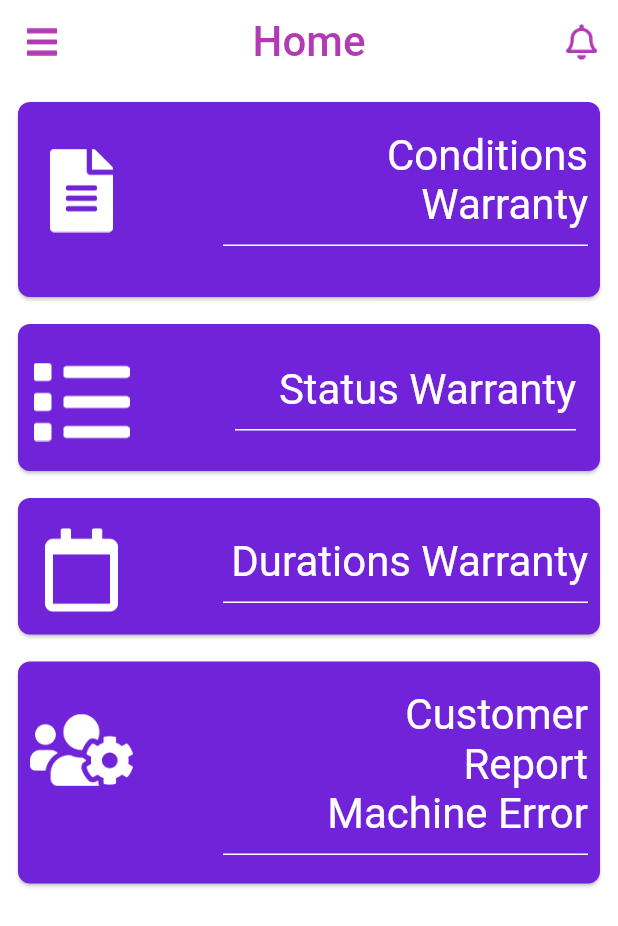
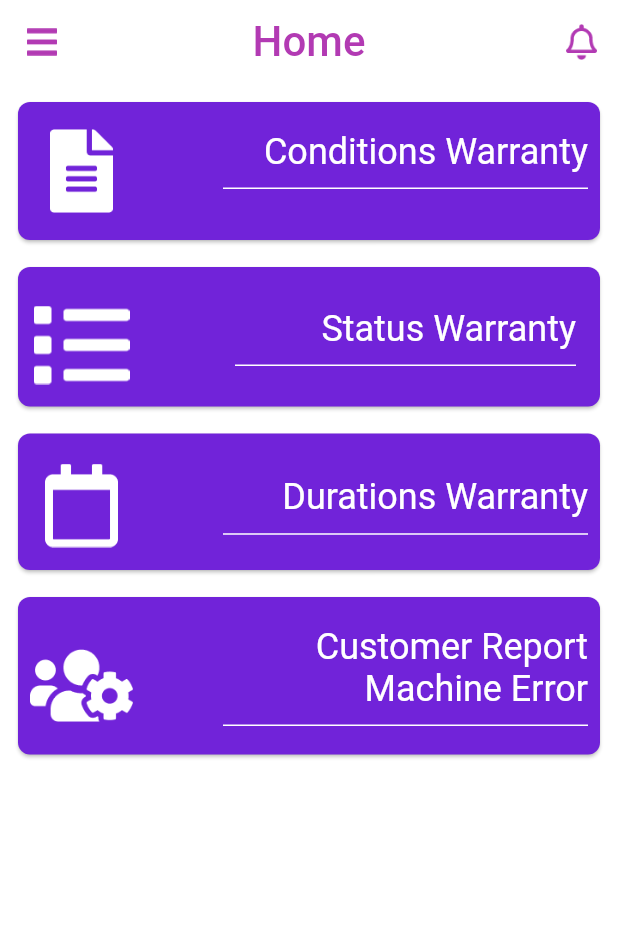
Before and after one commit to tanvu2804/project-internship, a Flutter app: the Home screen opened by its route, on a phone screen of 412 x 824 dp. Shown: the top 926 px of the screen. Run offline on Flutter 3.47's test engine with Material 2 defaults, Android fonts, the phone set to English and light mode, and no system bars.

Commit message:
[fix home]

```diff
--- a/lib/modules/home/view/home_view.dart
+++ b/lib/modules/home/view/home_view.dart
@@ -75,7 +75,7 @@ class Home extends StatelessWidget {
                           HomeString.CONDITIONS_WARRANTY,
                           textAlign: TextAlign.right,
                           style:
-                              TextStyle(color: AppColors.white, fontSize: 28),
+                              TextStyle(color: AppColors.white, fontSize: 24),
                         ),
                       ),
                     ),
@@ -116,7 +116,7 @@ class Home extends StatelessWidget {
                           HomeString.STATUS_WARRANTY,
                           textAlign: TextAlign.right,
                           style:
-                              TextStyle(color: AppColors.white, fontSize: 28),
+                              TextStyle(color: AppColors.white, fontSize: 24),
                         ),
                       ),
                     ),
@@ -153,7 +153,7 @@ class Home extends StatelessWidget {
                       child: Text(
                         HomeString.DURATIONS_WARRANTY,
                         textAlign: TextAlign.right,
-                        style: TextStyle(color: AppColors.white, fontSize: 28),
+                        style: TextStyle(color: AppColors.white, fontSize: 24),
                       ),
                     ),
                     onTap: () {},
@@ -186,20 +186,10 @@ class Home extends StatelessWidget {
                           bottom: BorderSide(color: AppColors.white),
                         ),
                       ),
-                      child: Row(
-                        children: [
-                          SizedBox(
-                            width: 60,
-                          ),
-                          Flexible(
-                            child: Text(
-                              HomeString.CUSTOMER_REPORT,
-                              textAlign: TextAlign.right,
-                              style: TextStyle(
-                                  color: AppColors.white, fontSize: 28),
-                            ),
-                          ),
-                        ],
+                      child: Text(
+                        HomeString.CUSTOMER_REPORT,
+                        textAlign: TextAlign.right,
+                        style: TextStyle(color: AppColors.white, fontSize: 24),
                       ),
                     ),
                     onTap: () {},
```
